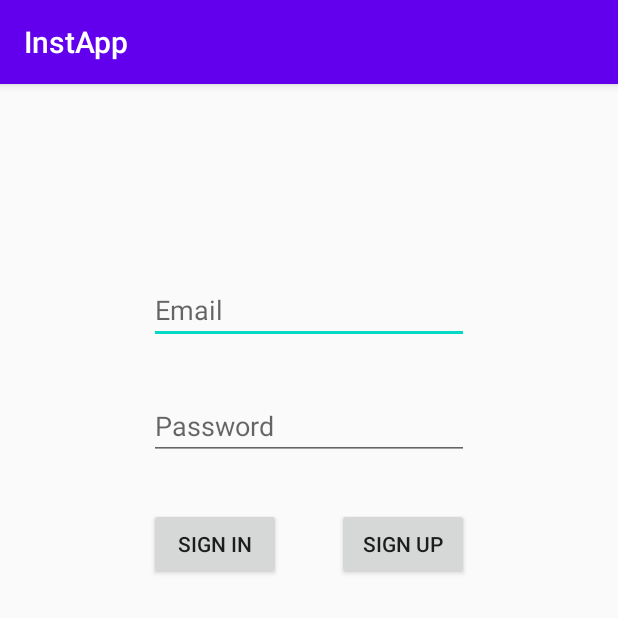
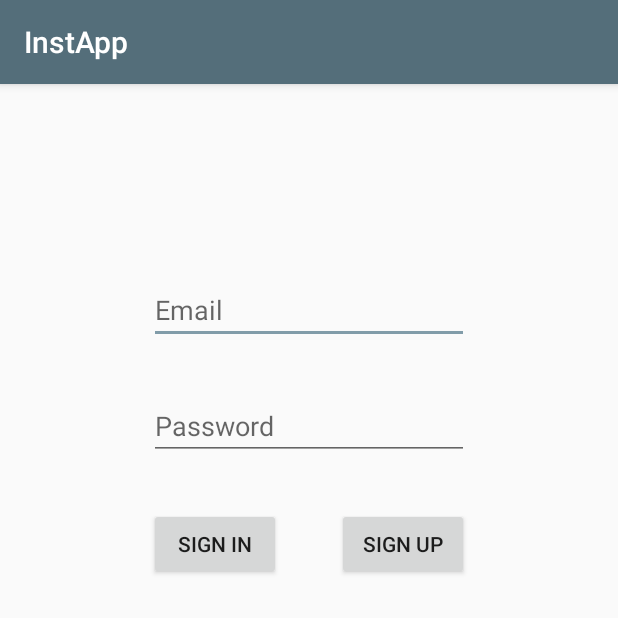
Before and after one commit to bgraknd/InstApp, an Android app: the screen it shows after launch (MainActivity), on a phone screen of 412 x 824 dp, the top half of it. Run offline under Robolectric (Android 15) with nearby library versions, the phone set to English and light mode, and no system bars; our stand-ins replace Firebase (no records; nobody signed in at launch, a user with empty details on screens opened directly).

Commit message:
change user interface colors

```diff
--- a/app/src/main/res/values/colors.xml
+++ b/app/src/main/res/values/colors.xml
@@ -1,6 +1,6 @@
 <?xml version="1.0" encoding="utf-8"?>
 <resources>
-    <color name="colorPrimary">#6200EE</color>
-    <color name="colorPrimaryDark">#3700B3</color>
-    <color name="colorAccent">#03DAC5</color>
+    <color name="colorPrimary">#546e7a</color>
+    <color name="colorPrimaryDark">#29434e</color>
+    <color name="colorAccent">#819ca9</color>
 </resources>
```
